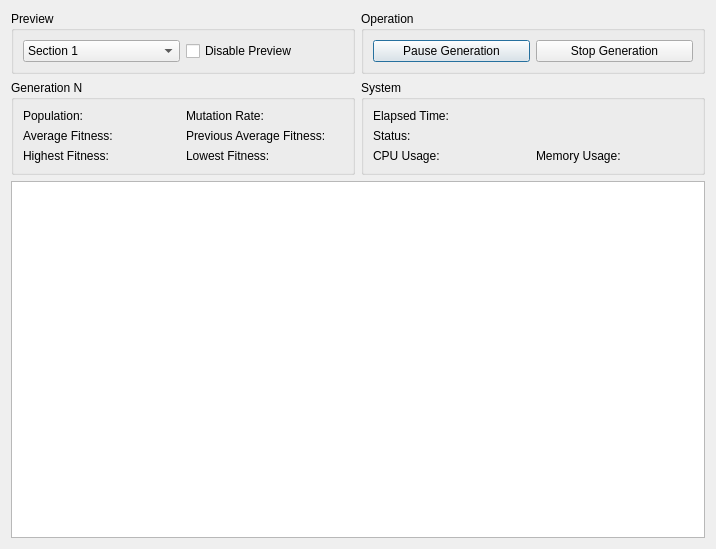
This is qt_ui/generate.ui in NKPmedia/GeneticAlgorithmUniversityClassScheduler as Qt 5 draws it before an edit. The edited form follows.
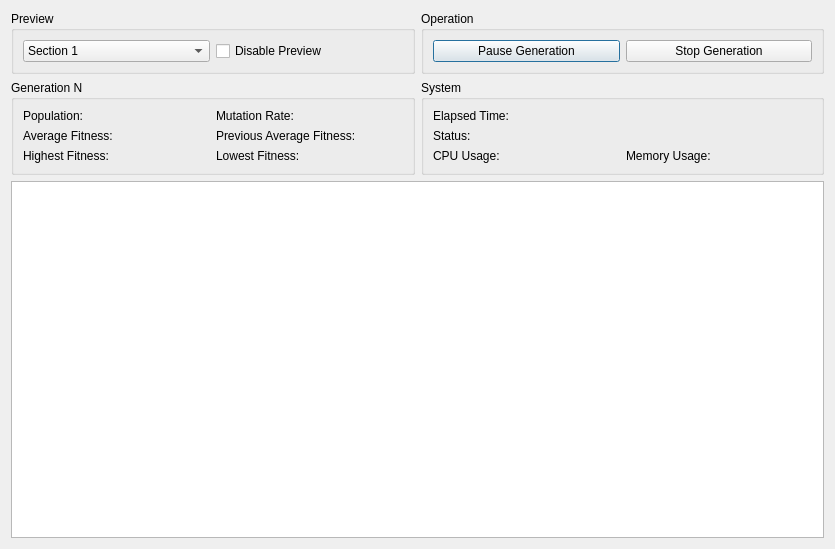
This is the edited form.

Patch:
```diff
--- a/qt_ui/generate.ui
+++ b/qt_ui/generate.ui
@@ -6,13 +6,13 @@
    <rect>
     <x>0</x>
     <y>0</y>
-    <width>716</width>
+    <width>835</width>
     <height>549</height>
    </rect>
   </property>
   <property name="maximumSize">
    <size>
-    <width>716</width>
+    <width>1500</width>
     <height>553</height>
    </size>
   </property>
@@ -189,7 +189,14 @@
     </layout>
    </item>
    <item>
-    <widget class="QTableView" name="tableSchedule"/>
+    <widget class="QTableView" name="tableSchedule">
+     <attribute name="horizontalHeaderMinimumSectionSize">
+      <number>10</number>
+     </attribute>
+     <attribute name="horizontalHeaderDefaultSectionSize">
+      <number>20</number>
+     </attribute>
+    </widget>
    </item>
   </layout>
  </widget>
```
